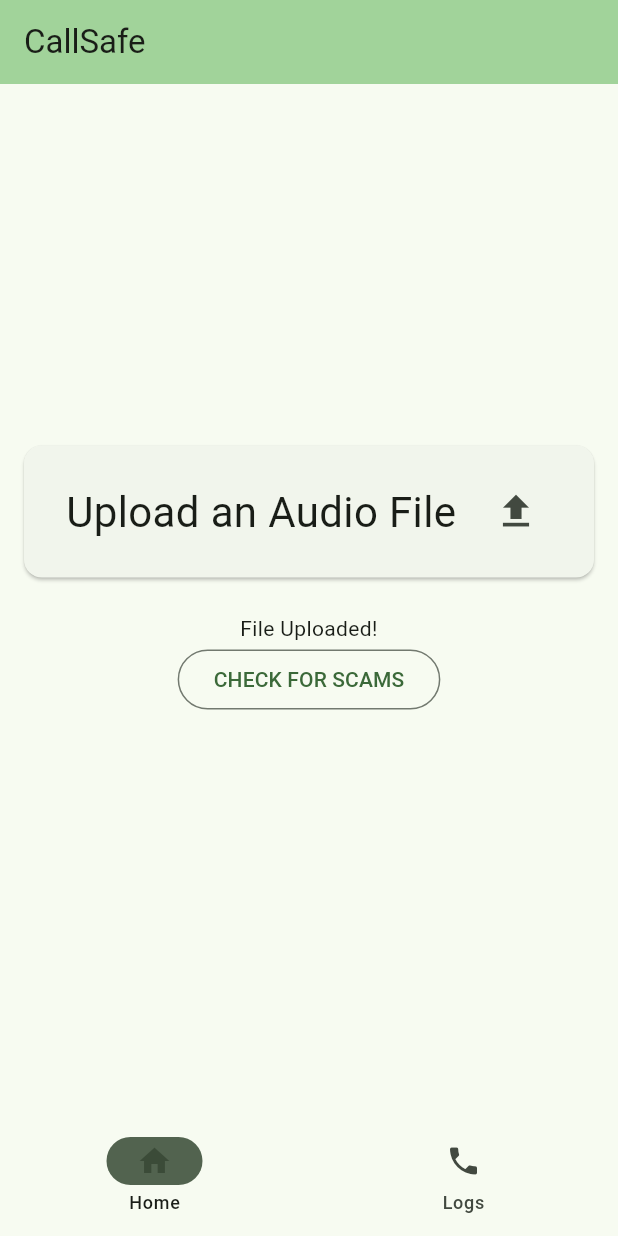
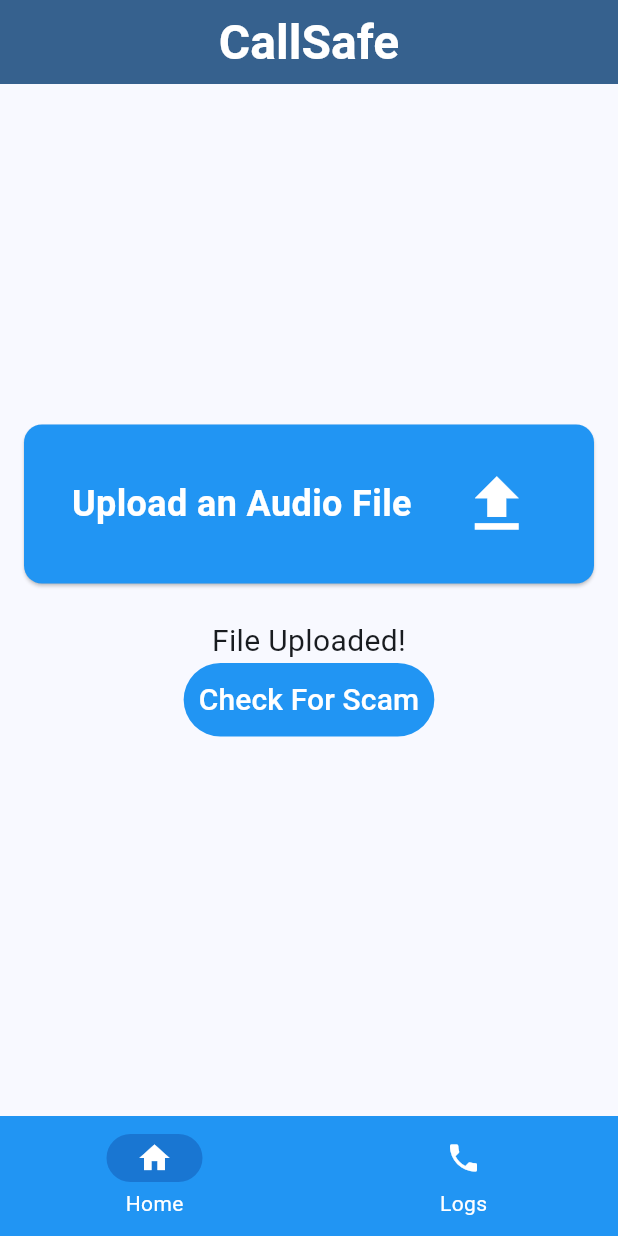
Before and after one commit to Kapetanios99/QHacks2024, a Flutter app: the screen it shows after launch, after a tap on the "upload" icon, on a phone screen of 412 x 824 dp. Run offline on Flutter 3.47's test engine with Material 3 defaults, Android fonts, the phone set to English and light mode, and no system bars; our stand-ins replace file_picker, firebase_core, firebase_storage, vibration; accounts and stored records are empty; network calls fail.

Commit message:
updated UI

```diff
--- a/lib/main.dart
+++ b/lib/main.dart
@@ -13,7 +13,6 @@ import 'dart:math';
 import 'package:firebase_core/firebase_core.dart';
 import 'firebase_options.dart';
 import 'package:vibration/vibration.dart';
-
 
 void main() async {
   WidgetsFlutterBinding.ensureInitialized();
@@ -34,12 +33,12 @@ class MyApp extends StatelessWidget {
         child: MaterialApp(
           title: 'CallSafe',
           theme: ThemeData(
-          colorScheme: ColorScheme.fromSeed(seedColor: Colors.green),
+            colorScheme: ColorScheme.fromSeed(
+                seedColor: Color.fromARGB(255, 33, 149, 243)),
             useMaterial3: true,
           ),
           home: MyHomePage(),
-      )
-    );
+        ));
   }
 }
 
@@ -61,15 +60,14 @@ class MyAppState extends ChangeNotifier {
   void checkScam() {
     int random = Random().nextInt(2);
 
-    if(alert == 1) {
+    if (alert == 1) {
       cardsList.removeAt(1);
     }
 
     if (random == 0) {
       Vibration.vibrate();
       cardsList.insert(1, const ScamDetected());
-    }
-    else {
+    } else {
       cardsList.insert(1, const NoScamDetected());
     }
 
@@ -87,9 +85,6 @@ class MyHomePage extends StatefulWidget {
 class _MyHomePageState extends State<MyHomePage> {
   var selectedIndex = 0;
 
-
-
-
   @override
   Widget build(BuildContext context) {
     Widget page;
@@ -104,26 +99,33 @@ class _MyHomePageState extends State<MyHomePage> {
 
     return LayoutBuilder(builder: (context, constraints) {
       return Scaffold(
-        bottomNavigationBar: NavigationBar(
+        bottomNavigationBar: NavigationBarTheme(
+          data: NavigationBarThemeData(
+            labelTextStyle: MaterialStateProperty.all(
+              TextStyle(color: Color.fromARGB(255, 255, 255, 255)),
+            ),
+          ),
+          child: NavigationBar(
             onDestinationSelected: (int index) {
               setState(() {
                 selectedIndex = index;
               });
             },
-          indicatorColor: Theme.of(context).colorScheme.secondary,
-          backgroundColor: Theme.of(context).colorScheme.background,
+            indicatorColor: Color(0xFF1976D2),
+            backgroundColor: Color.fromARGB(255, 33, 149, 243),
             selectedIndex: selectedIndex,
             destinations: const <Widget>[
               NavigationDestination(
-              selectedIcon: Icon(Icons.home),
-              icon: Icon(Icons.home_outlined),
+                selectedIcon: Icon(Icons.home, color: Colors.white),
+                icon: Icon(Icons.home, color: Colors.white),
                 label: 'Home',
               ),
               NavigationDestination(
-              icon: Icon(Icons.phone),
+                icon: Icon(Icons.phone, color: Colors.white),
                 label: 'Logs',
               ),
             ],
+          ),
         ),
         body: Row(
           children: [
--- a/lib/screens/homePage.dart
+++ b/lib/screens/homePage.dart
@@ -60,8 +60,9 @@ class _HomePageState extends State<HomePage> {
 
     return Scaffold(
       appBar: AppBar(
-        backgroundColor: Theme.of(context).colorScheme.inversePrimary,
-        title: Text(widget.title),
+        backgroundColor: Theme.of(context).colorScheme.primary,
+        title: const Center(child: Text("CallSafe", textAlign: TextAlign.center,)) ,
+        titleTextStyle: TextStyle(color: Colors.white, fontSize: 32, fontWeight: FontWeight.bold, ),
       ),
       body: Center(
         child: Padding(
--- a/lib/screens/logsPage.dart
+++ b/lib/screens/logsPage.dart
@@ -15,8 +15,9 @@ class _LogsPageState extends State<LogsPage> {
 
     return Scaffold(
       appBar: AppBar(
-        backgroundColor: Theme.of(context).colorScheme.inversePrimary,
-        title: const Text("Calls"),
+        backgroundColor: Theme.of(context).colorScheme.primary,
+        title: const Center(child: Text("Calls", textAlign: TextAlign.center,)) ,
+        titleTextStyle: TextStyle(color: Colors.white, fontSize: 32, fontWeight: FontWeight.bold, ),
       ),
       body: Center(
         child: ListView(
--- a/lib/widgets/futureFile.dart
+++ b/lib/widgets/futureFile.dart
@@ -21,10 +21,15 @@ class _FutureFileState extends State<FutureFile> {
 
       builder: (BuildContext context, AsyncSnapshot<PlatformFile> snapshot) {
         if (snapshot.hasData) {
-          return const Text(
-            "File Uploaded!",
+          return const Text.rich(
+            TextSpan(
+              text: "File Uploaded!",
+              style: TextStyle(
+                fontSize: 20,
+              ),
+            ),
             textAlign: TextAlign.center,
-            );
+          );
         }
         else {
           return const Text(
--- a/lib/widgets/noScamDetected.dart
+++ b/lib/widgets/noScamDetected.dart
@@ -17,6 +17,7 @@ class NoScamDetected extends StatelessWidget {
               Icon(
                 Icons.check,
                 size: 27,
+                color: Colors.white,
                 ),
               Text.rich(
                 TextSpan(
@@ -24,12 +25,14 @@ class NoScamDetected extends StatelessWidget {
                   style: TextStyle(
                     fontWeight: FontWeight.bold,
                     fontSize: 18,
+                    color: Colors.white,
                   )
                 )
               ),
               Icon(
                 Icons.check,
                 size: 27,
+                color: Colors.white,
                 ),
             ],
           ),
--- a/lib/widgets/scamDetected.dart
+++ b/lib/widgets/scamDetected.dart
@@ -17,6 +17,7 @@ class ScamDetected extends StatelessWidget {
               Icon(
                 Icons.warning_sharp,
                 size: 29,
+                color: Colors.white,
                 ),
               Text.rich(
                 TextSpan(
@@ -24,12 +25,14 @@ class ScamDetected extends StatelessWidget {
                   style: TextStyle(
                     fontWeight: FontWeight.bold,
                     fontSize: 18,
+                    color: Colors.white,
                   )
                 )
               ),
               Icon(
                 Icons.warning_sharp,
                 size: 29,
+                color: Colors.white,
                 ),
             ],
           ),
--- a/lib/widgets/upload.dart
+++ b/lib/widgets/upload.dart
@@ -19,35 +19,50 @@ class _UploadState extends State<Upload> {
     var appState = context.watch<MyAppState>();
 
     return Card(
+        color: Color.fromARGB(255, 33, 149, 243),
         child: Padding(
           padding: EdgeInsets.all(20),
-        child: Row(
-          mainAxisAlignment: MainAxisAlignment.spaceAround,
-          children: [
-            Text(
-              "Upload an Audio File",
-              style: DefaultTextStyle.of(context).style.apply(fontSizeFactor: 2.0),
+          child:
+              Row(mainAxisAlignment: MainAxisAlignment.spaceAround, children: [
+            const Text.rich(
+              TextSpan(
+                  text: "Upload an Audio File",
+                  style: TextStyle(
+                      fontSize: 24,
+                      color: Colors.white,
+                      fontWeight: FontWeight.bold)),
             ),
             IconButton(
               icon: const Icon(
                 Icons.upload,
-                size: 30,
+                size: 50,
+                color: Colors.white,
               ),
               onPressed: () => {
                 appState.pressed = 1,
-                if (appState.cardsList.length < 3) {
+                if (appState.cardsList.length < 3)
+                  {
                     appState.addCard(FutureFile()),
-                  appState.addCard(OutlinedButton(
+                    appState.addCard(TextButton(
+                      style: ButtonStyle(backgroundColor: MaterialStateProperty.all(Color.fromARGB(255, 33, 149, 243)), padding: MaterialStateProperty.all<EdgeInsets>(
+            EdgeInsets.all(10))),
                       onPressed: () => appState.checkScam(),
-                    child: const Text("CHECK FOR SCAMS"),
+                      child: const Text.rich(
+                        TextSpan(
+                          text: "Check For Scam",
+                          style: TextStyle(
+                            fontSize: 20,
+                            color: Colors.white,
+                          ),
+                        ),
+                        textAlign: TextAlign.center,
+                      ),
                     )),
                     appState.addCard(const SizedBox(height: 30)),
                   }
               },
             ),
-          ]
-        ),
-      )
-    );
+          ]),
+        ));
   }
 }
```
Lines whose indentation alone changed are shown as unchanged.
